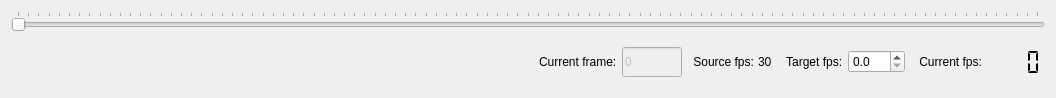
This is BioTracker/CoreApp/BioTracker/View/VideoControllWidget.ui in BioroboticsLab/biotracker_core as Qt 5 draws it before an edit. The edited form follows.
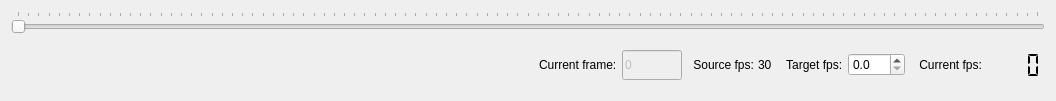
This is the edited form. Icons and pictures are not drawn.

Commit message: diasabled left toolbar and video toolbar when no tracker loaded

```diff
--- a/BioTracker/CoreApp/BioTracker/View/VideoControllWidget.ui
+++ b/BioTracker/CoreApp/BioTracker/View/VideoControllWidget.ui
@@ -10,7 +10,7 @@
     <x>0</x>
     <y>0</y>
     <width>1056</width>
-    <height>98</height>
+    <height>101</height>
    </rect>
   </property>
   <property name="sizePolicy">
```
Left out of the diff: 21 changed lines with no effect on the pictures. The commit also changes 3 other files.
